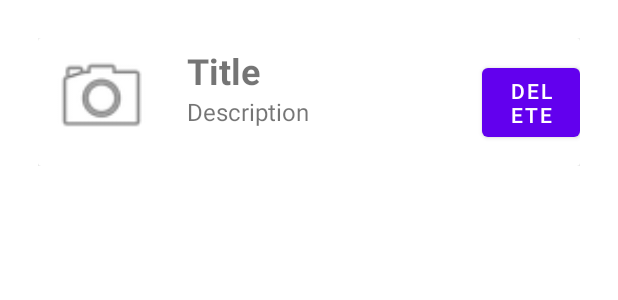
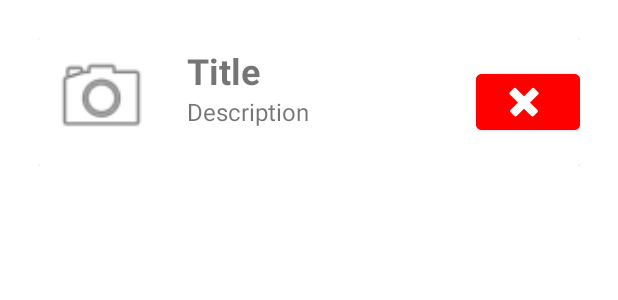
Before and after one commit to Darian-Muel/CP470_MyRecipe, an Android app: the layout recycler_item.xml on its own in the app's theme, with its tools: preview values and no code run, on a phone screen of 412 x 824 dp. Shown: the top 300 px of the screen. Run offline under Robolectric (Android 15) with nearby library versions, the phone set to English and light mode, and no system bars.

Commit message:
delete button v2

```diff
--- a/app/src/main/java/com/code/darinmuellerchen/myrecipe/FavouritesActivity.java
+++ b/app/src/main/java/com/code/darinmuellerchen/myrecipe/FavouritesActivity.java
@@ -67,7 +67,8 @@ public class FavouritesActivity extends AppCompatActivity {
             @Override
             public void onDeleteClick(int position) {
                 RecipeLists.favList.remove(position);
-                myAdapter.notifyItemRemoved(position);
+                Intent intent = new Intent(FavouritesActivity.this, FavouritesActivity.class);
+                startActivity(intent);
             }
         };
     }
--- a/app/src/main/res/layout/recycler_item.xml
+++ b/app/src/main/res/layout/recycler_item.xml
@@ -51,9 +51,12 @@
 
             <Button
                 android:id="@+id/btn_delete"
-                android:layout_width="65dp"
-                android:layout_height="58dp"
-                android:text="Delete"
+                android:layout_width="69dp"
+                android:layout_height="49dp"
+                android:backgroundTint="@color/red"
+                android:text=" "
+                android:textSize="8sp"
+                app:icon="@android:drawable/ic_delete"
                 app:layout_constraintBottom_toBottomOf="parent"
                 app:layout_constraintEnd_toEndOf="parent"
                 app:layout_constraintTop_toTopOf="parent" />
--- a/app/src/main/res/values/colors.xml
+++ b/app/src/main/res/values/colors.xml
@@ -7,4 +7,5 @@
     <color name="teal_700">#FF018786</color>
     <color name="black">#FF000000</color>
     <color name="white">#FFFFFFFF</color>
+    <color name="red">#FF0000</color>
 </resources>
```
